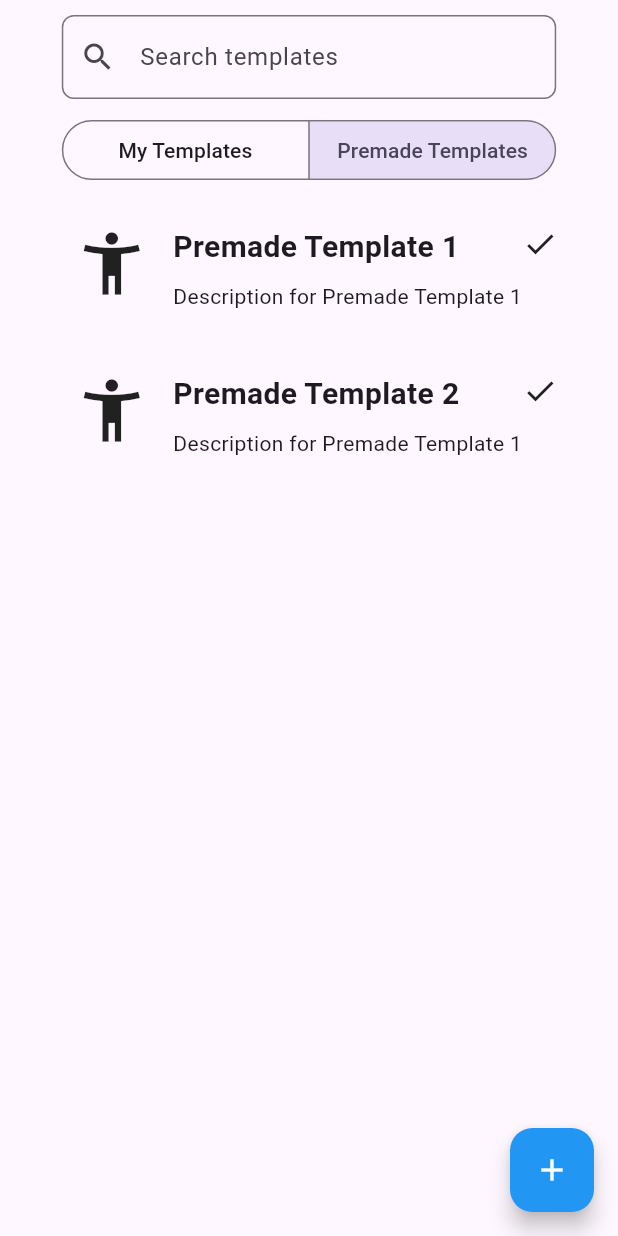
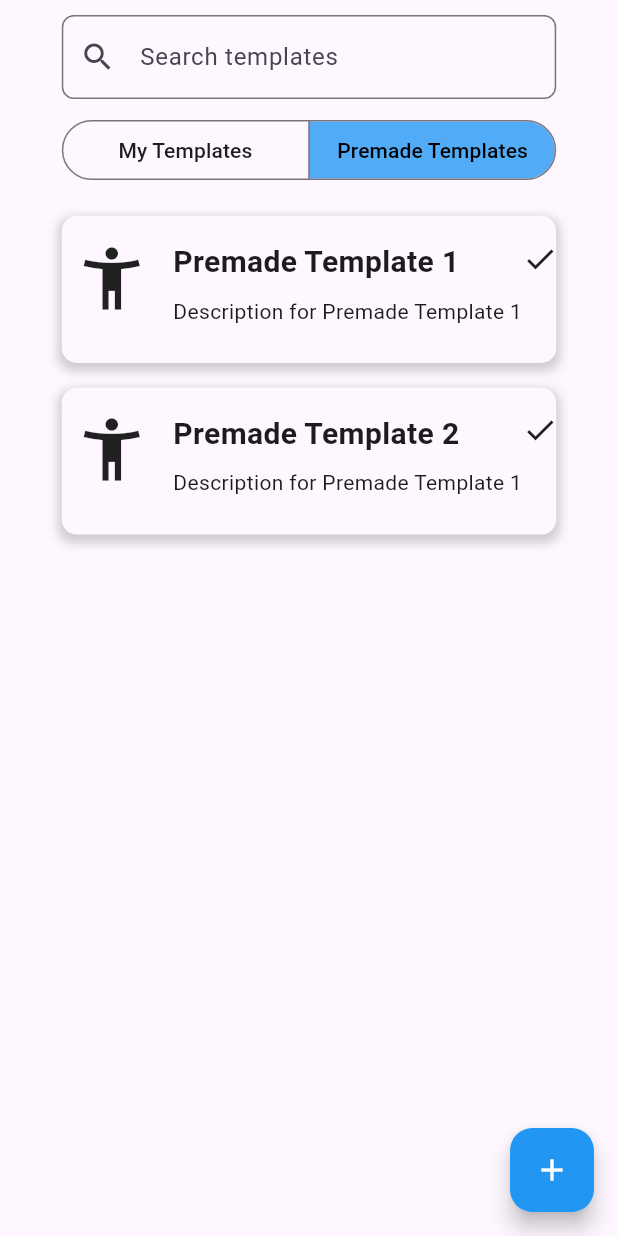
Before and after one commit to ruchihegde/exercise_tracking_app, a Flutter app: the TemplateList screen opened directly, after a tap on "Premade Templates", on a phone screen of 412 x 824 dp. Run offline on Flutter 3.47's test engine with Material 3 defaults, Android fonts, the phone set to English and light mode, and no system bars.

Commit message:
templates list should be big ballin now

```diff
--- a/lib/services/TemplateService.dart
+++ b/lib/services/TemplateService.dart
@@ -10,9 +10,6 @@ class TemplateService {
       String fileContent = await rootBundle.loadString('lib/data/templates.json');
       List<dynamic> jsonList = jsonDecode(fileContent);
       List<Template> templates = jsonList.map((json) => Template.fromJson(json)).toList();
-      for (Template temp in templates) {
-        print('${temp.name} ${temp.id}');
-      }
       return templates;
     }
     catch (e) {
--- a/lib/views/widgets/TemplateList.dart
+++ b/lib/views/widgets/TemplateList.dart
@@ -94,14 +94,24 @@ class _TemplateListState extends State<TemplateList> {
                       templateViewModel.setTab(newSelection.first);
                     },
                     showSelectedIcon: false,
+                    style: SegmentedButton.styleFrom(
+                      selectedBackgroundColor: const Color.fromARGB(200, 33, 150, 243),
+                      selectedForegroundColor: Colors.black,
+                    )
                   )
                 ),
                 const SizedBox(height: 10),
                 Visibility(
                   visible: widget.isWorkout,
                   child: Center(
+                    child: SizedBox(
+                      width: MediaQuery.of(context).size.width * 0.6,
                       child: TextButton(
                         onPressed: chooseTemplate(null),
+                        style: TextButton.styleFrom(
+                          backgroundColor: const Color.fromARGB(255, 48, 168, 48),
+                          foregroundColor: const Color.fromARGB(255, 0, 0, 0),
+                        ),
                         child: const Row(
                           mainAxisSize: MainAxisSize.min,
                           children: [
@@ -112,6 +122,8 @@ class _TemplateListState extends State<TemplateList> {
                       ),
                     ),
                   ),
+                ),
+                const SizedBox(height: 10),
                 Expanded(
                   child: templateViewModel.filteredTemplates.isNotEmpty
                     ? ListView.builder(
--- a/lib/views/widgets/TemplateListItem.dart
+++ b/lib/views/widgets/TemplateListItem.dart
@@ -22,11 +22,25 @@ class TemplateListItem extends StatelessWidget {
 
     return Align(
       alignment: Alignment.center,
+      child: Padding(
+        padding: EdgeInsets.only(bottom: verticalPadding),
         child: InkWell(
           onTap: onTap,
           child: Container(
             width: width * 0.80,
             padding: EdgeInsets.symmetric(horizontal: horizontalPadding, vertical: verticalPadding),
+            decoration: BoxDecoration(
+              color: Theme.of(context).scaffoldBackgroundColor,
+              borderRadius: BorderRadius.circular(10.0),
+              boxShadow: [
+                BoxShadow(
+                  color: Colors.grey.withOpacity(0.5),
+                  spreadRadius: 2,
+                  blurRadius: 5,
+                  offset: const Offset(0, 3),
+                ),
+              ],
+            ),
             child: Row(
               crossAxisAlignment: CrossAxisAlignment.start,
               children: [
@@ -51,7 +65,7 @@ class TemplateListItem extends StatelessWidget {
                   ],
                 ),
                 const Spacer(),
-              isWorkout == true
+                isWorkout
                   ? const Icon(
                       Icons.edit,
                       size: 24.0,
@@ -63,7 +77,8 @@ class TemplateListItem extends StatelessWidget {
               ],
             ),
           ),
-      )
+        ),
+      ),
     );
   }
 }
```
Lines whose indentation alone changed are shown as unchanged.
